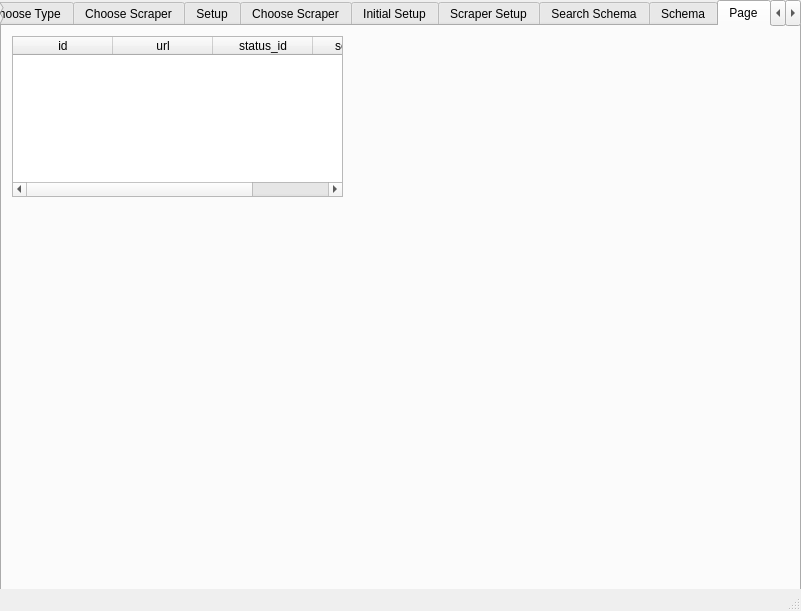
Before: the Qt Designer form setup_gui/common/gui/scraper_ui.ui in Police-Data-Accessibility-Project/scrapers, drawn with Qt 5.
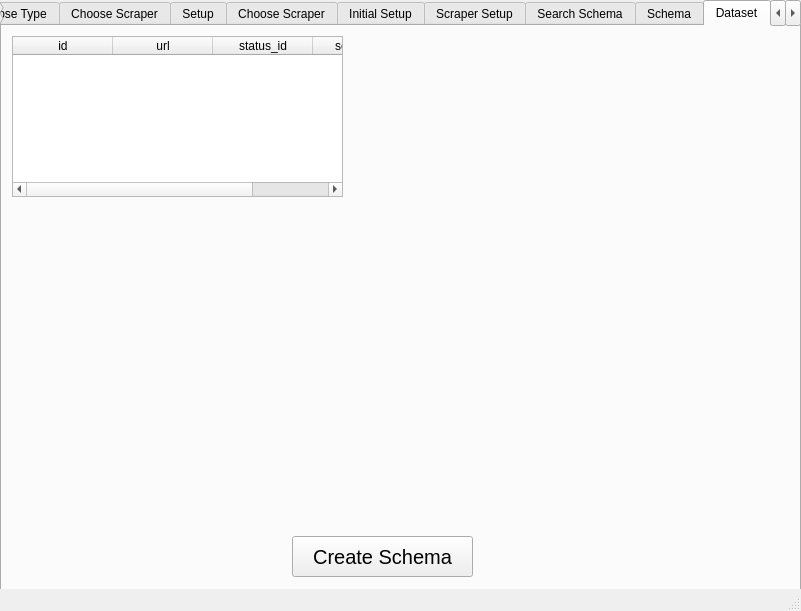
After: the same form once the commit is applied. The open tabs and pages were chosen to show the change.

Commit message: pushing so that I can continue work on different device

What changed in the file:
```diff
--- a/setup_gui/common/gui/scraper_ui.ui
+++ b/setup_gui/common/gui/scraper_ui.ui
@@ -2321,7 +2321,7 @@
        </property>
       </row>
      </widget>
-     <widget class="QPushButton" name="create_schema_button">
+     <widget class="QPushButton" name="select_agency_button">
       <property name="geometry">
        <rect>
         <x>300</x>
@@ -2379,7 +2379,7 @@
     </widget>
     <widget class="QWidget" name="DatasetCreation">
      <attribute name="title">
-      <string>Page</string>
+      <string>Dataset</string>
      </attribute>
      <widget class="QTableWidget" name="searchResult_table_2">
       <property name="geometry">
@@ -2426,6 +2426,24 @@
        </property>
       </column>
      </widget>
+     <widget class="QPushButton" name="create_schema_button">
+      <property name="geometry">
+       <rect>
+        <x>290</x>
+        <y>510</y>
+        <width>181</width>
+        <height>41</height>
+       </rect>
+      </property>
+      <property name="font">
+       <font>
+        <pointsize>15</pointsize>
+       </font>
+      </property>
+      <property name="text">
+       <string>Create Schema</string>
+      </property>
+     </widget>
     </widget>
     <widget class="QWidget" name="Help">
      <attribute name="title">
```
Left out of the diff: 6 changed lines with no effect on the pictures. The commit also changes 2 other files.
